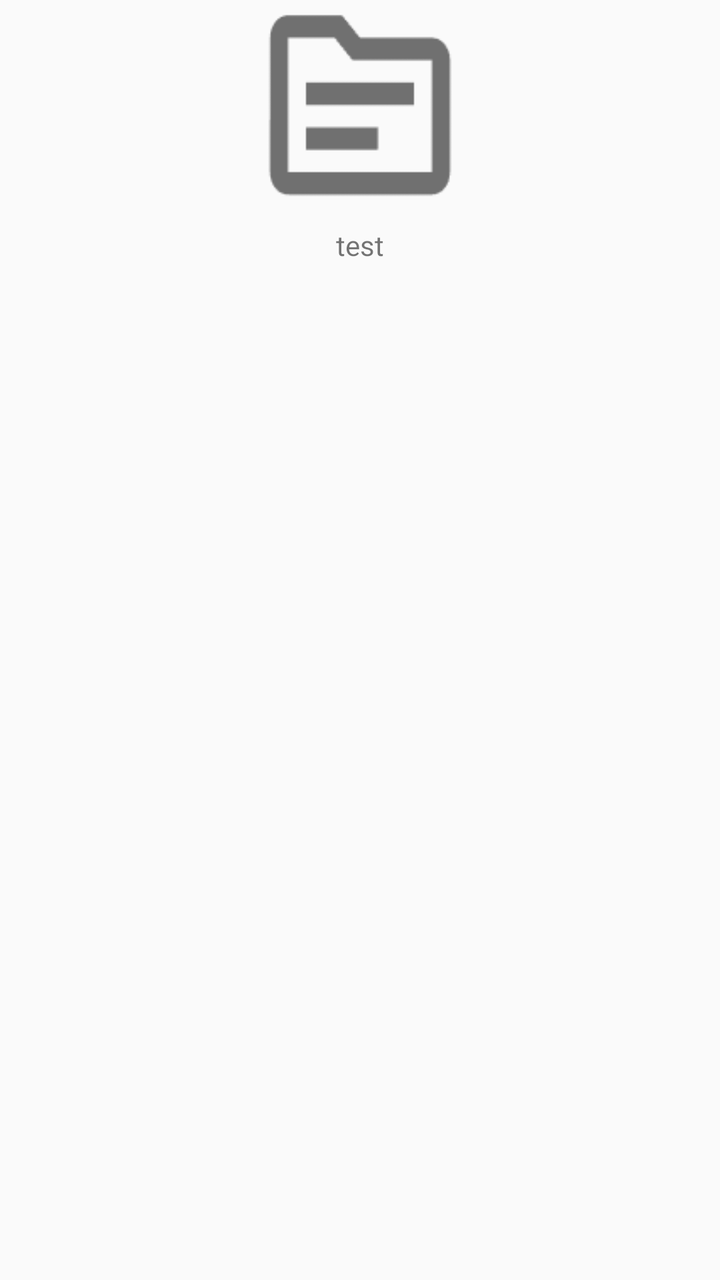
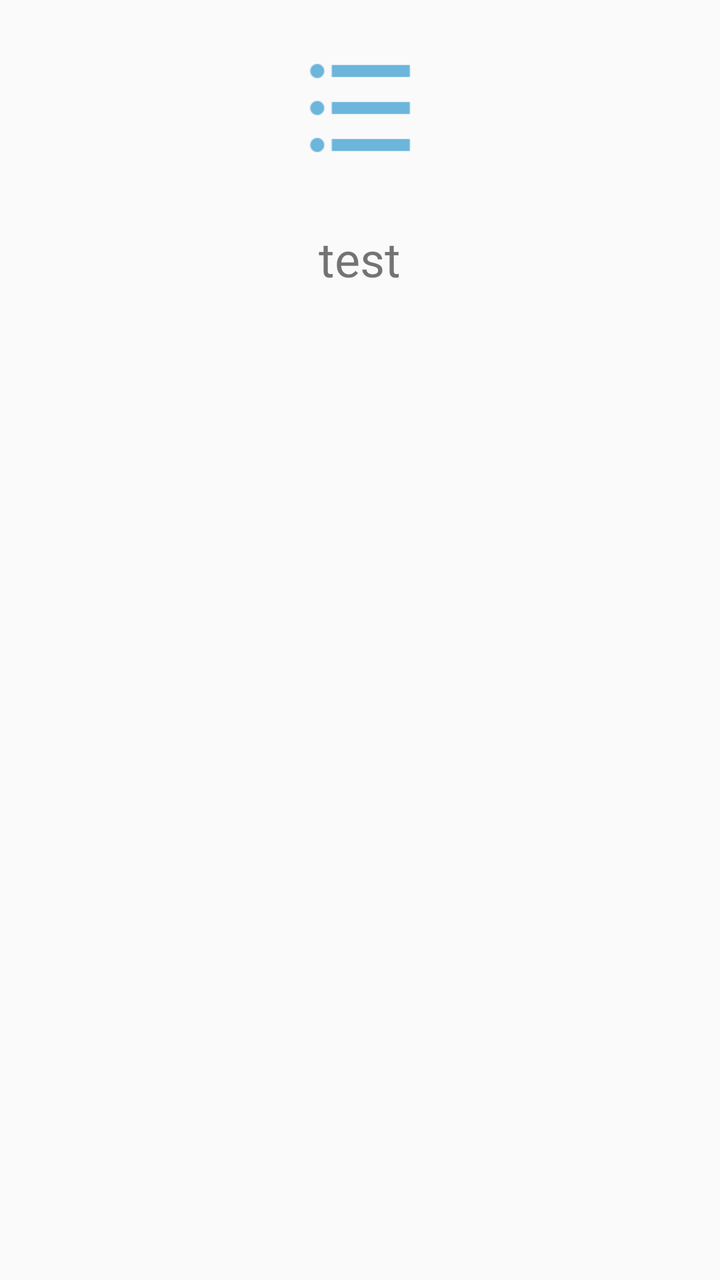

An Android layout rendered at two revisions. The XML below is the earlier revision; the diff shows what the commit changed to produce the second picture.
<!-- AndroidManifest.xml: application theme AppTheme -->
<!-- res/layout/item_order_info.xml -->
<?xml version="1.0" encoding="utf-8"?>
<LinearLayout xmlns:android="http://schemas.android.com/apk/res/android"
    android:layout_width="wrap_content"
    android:layout_height="wrap_content"
    android:layout_margin="10dp"
    android:id="@+id/root"
    android:gravity="center_horizontal"
    android:orientation="vertical">

    <ImageView
        android:layout_width="108dp"
        android:layout_height="108dp"
        android:src="@drawable/icon_item" />

    <TextView
        android:id="@+id/tv_name"
        android:layout_width="wrap_content"
        android:layout_height="wrap_content"
        android:layout_marginTop="5dp"
        android:text="test" />
</LinearLayout>
<!-- resources referenced by this layout -->
<resources>
  <!-- drawable icon_item: png bitmap (drawable-xhdpi, 1583 bytes) -->
  <style name="AppTheme" parent="Theme.AppCompat.Light.DarkActionBar">
          
          <item name="android:windowNoTitle">true</item>
          <item name="android:windowFullscreen">true</item>
      </style>
</resources>

<!-- the commit's change to res/layout/item_order_info.xml (unified diff, before → after) -->
@@ -10,12 +10,14 @@
     <ImageView
         android:layout_width="108dp"
         android:layout_height="108dp"
-        android:src="@drawable/icon_item" />
+        android:scaleType="center"
+        android:src="@drawable/icon_item2" />
 
     <TextView
         android:id="@+id/tv_name"
         android:layout_width="wrap_content"
         android:layout_height="wrap_content"
+        android:textSize="24sp"
         android:layout_marginTop="5dp"
         android:text="test" />
 </LinearLayout>
<!-- resource entries referenced after the edit -->
@@ -1,6 +1,6 @@
 <!-- resources referenced by this layout -->
 <resources>
-  <!-- drawable icon_item: png bitmap (drawable-xhdpi, 1583 bytes) -->
+  <!-- drawable icon_item2: png bitmap (drawable-xhdpi, 1193 bytes) -->
   <style name="AppTheme" parent="Theme.AppCompat.Light.DarkActionBar">
           
           <item name="android:windowNoTitle">true</item>
